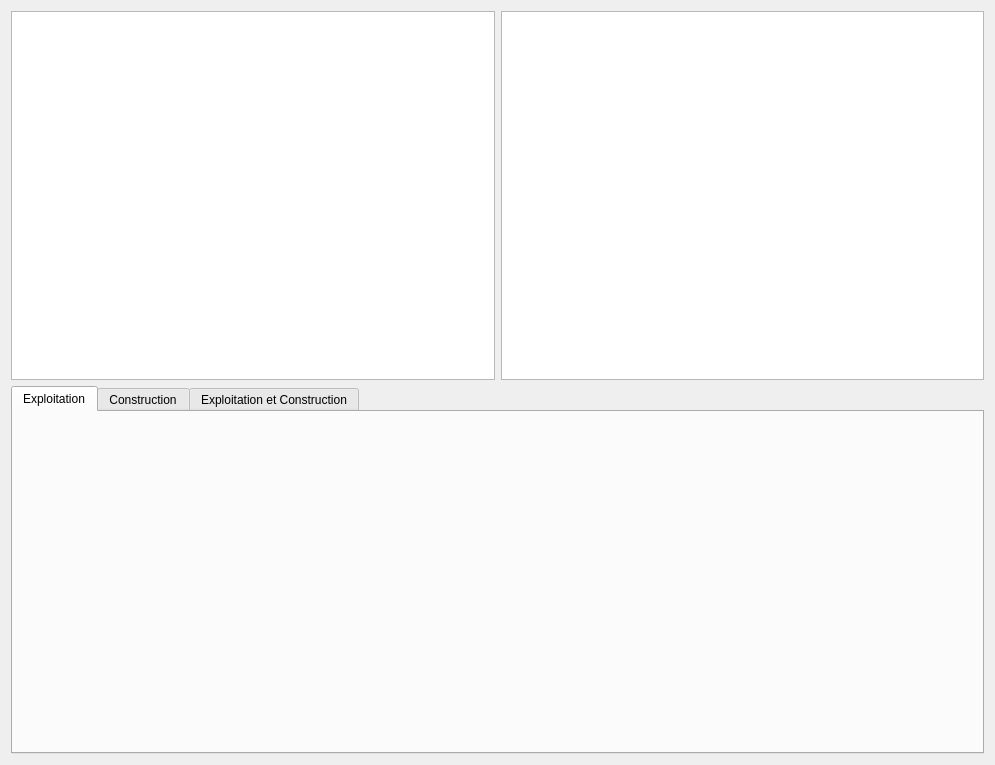
The window that gui/menu_widgets/results_graphs.ui (TheophileLaPelouse/cycle) describes before a commit, drawn with Qt 5.
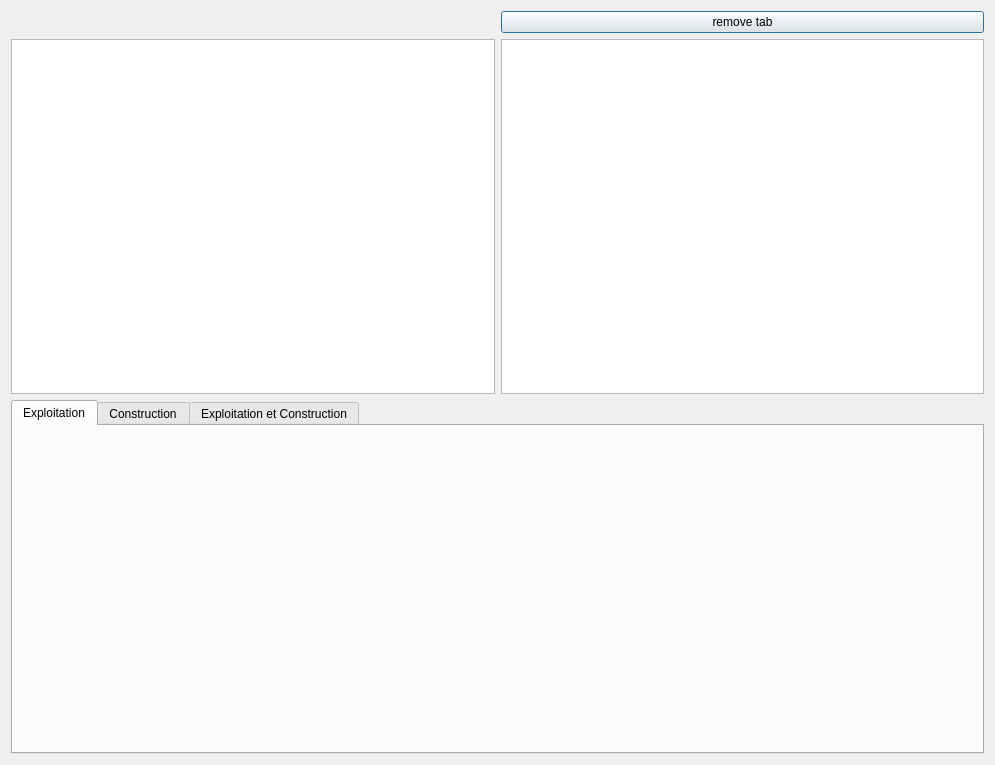
The same window after the commit.

The edit to the form file:
```diff
--- a/gui/menu_widgets/results_graphs.ui
+++ b/gui/menu_widgets/results_graphs.ui
@@ -14,13 +14,10 @@
    <string>Dialog</string>
   </property>
   <layout class="QGridLayout" name="gridLayout_3">
-   <item row="0" column="1">
+   <item row="1" column="1">
     <widget class="QTableWidget" name="tableWidget"/>
    </item>
-   <item row="0" column="0">
-    <widget class="QTreeView" name="treeView"/>
-   </item>
-   <item row="1" column="0" colspan="2">
+   <item row="2" column="0" colspan="2">
     <widget class="QTabWidget" name="tabWidget">
      <property name="currentIndex">
       <number>0</number>
@@ -57,6 +54,16 @@
      </widget>
     </widget>
    </item>
+   <item row="1" column="0">
+    <widget class="QTreeView" name="treeView"/>
+   </item>
+   <item row="0" column="1">
+    <widget class="QPushButton" name="pushButton">
+     <property name="text">
+      <string>remove tab</string>
+     </property>
+    </widget>
+   </item>
   </layout>
  </widget>
  <resources/>
```
